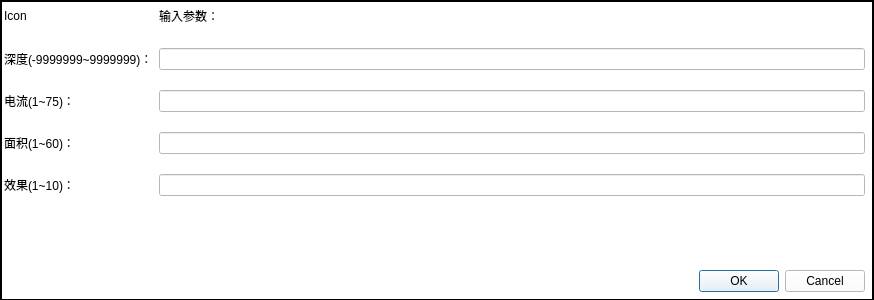
Above: autodialog.ui from taiyuankejizhu/SparkZNC before the change. Below: the same form after it.
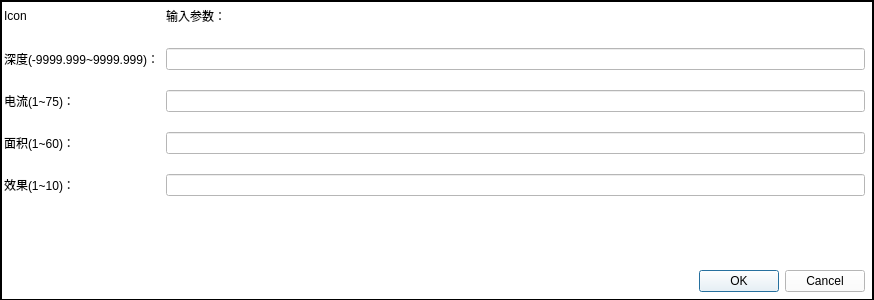
That is the form after the change.

The edit to the form file:
```diff
--- a/autodialog.ui
+++ b/autodialog.ui
@@ -503,7 +503,7 @@
        <item row="2" column="0">
         <widget class="QLabel" name="label_2">
          <property name="text">
-          <string>深度(-9999999~9999999)：</string>
+          <string>深度(-9999.999~9999.999)：</string>
          </property>
         </widget>
        </item>
```
